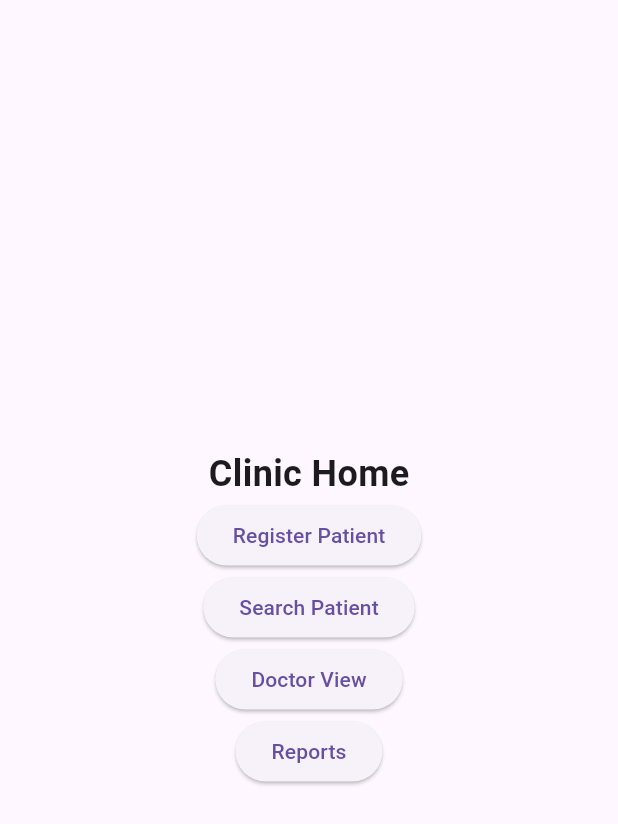
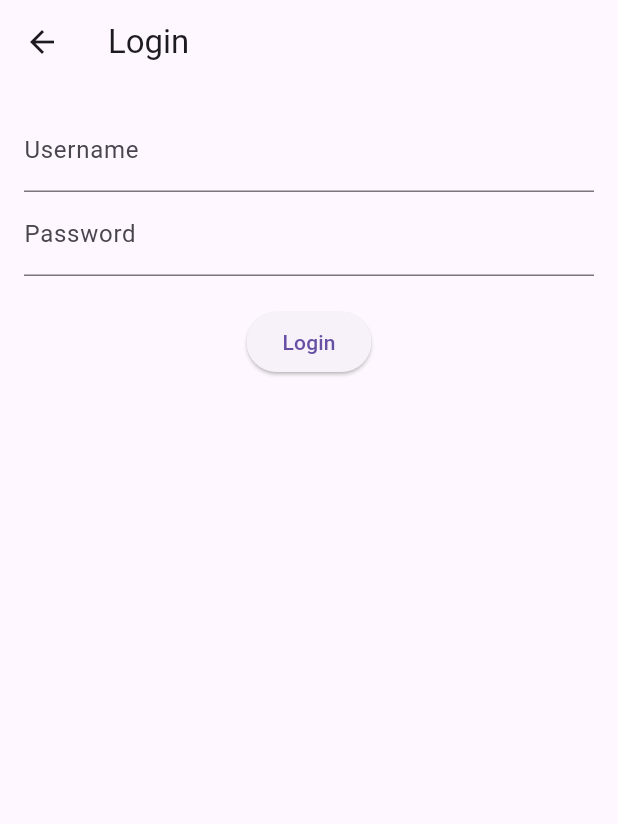
Before and after one commit to varunpnair92/clinic, a Flutter app: the screen it shows after launch, on a phone screen of 412 x 824 dp. Shown: the top 824 px of the screen. Run offline on Flutter 3.47's test engine with Material 3 defaults, Android fonts, the phone set to English and light mode, and no system bars; our stand-ins replace get.

Commit message:
Added login

```diff
--- a/lib/controller.dart
+++ b/lib/controller.dart
@@ -11,6 +11,25 @@ class ApiController extends GetxController {
 
   var searchResults = [].obs;
   var loading = false.obs;
+
+
+  var loggedInUser = {}.obs;
+
+Future<bool> loginUser(String username, String password) async {
+  final response = await http.post(
+    Uri.parse('$baseUrl/login/'),
+    headers: {'Content-Type': 'application/json'},
+    body: jsonEncode({'username': username, 'password': password}),
+  );
+
+  if (response.statusCode == 200) {
+    loggedInUser.value = jsonDecode(response.body);
+    return true;
+  } else {
+    return false;
+  }
+}
+
 
   Future<void> searchPatient(String query) async {
     loading.value = true;
--- /dev/null
+++ b/lib/login.dart
@@ -0,0 +1,60 @@
+import 'package:clinic/controller.dart';
+import 'package:clinic/doctor.dart';
+import 'package:clinic/reception_home.dart';
+import 'package:clinic/register.dart';
+import 'package:flutter/material.dart';
+import 'package:get/get.dart';
+
+class LoginPage extends StatelessWidget {
+  final usernameController = TextEditingController();
+  final passwordController = TextEditingController();
+
+  @override
+  Widget build(BuildContext context) {
+    final api = Get.put(ApiController());
+
+    return Scaffold(
+      appBar: AppBar(title: Text("Login"),
+      leading: IconButton(
+    icon: const Icon(Icons.arrow_back),
+    onPressed: () => Get.back(),
+  ),),
+      body: Padding(
+        padding: const EdgeInsets.all(16),
+        child: Column(
+          children: [
+            TextField(
+              controller: usernameController,
+              decoration: InputDecoration(labelText: "Username"),
+            ),
+            TextField(
+              controller: passwordController,
+              obscureText: true,
+              decoration: InputDecoration(labelText: "Password"),
+            ),
+            SizedBox(height: 20),
+            ElevatedButton(
+              onPressed: () async {
+                final success = await api.loginUser(
+                  usernameController.text,
+                  passwordController.text,
+                );
+
+                if (success) {
+                  if (api.loggedInUser['role'] == 'doctor') {
+                    Get.off(() => const DoctorPage());
+                  } else {
+                    Get.off(() => const ReceptionistHomePage()); // You need to make this
+                  }
+                } else {
+                  Get.snackbar("Error", "Login failed");
+                }
+              },
+              child: Text("Login"),
+            )
+          ],
+        ),
+      ),
+    );
+  }
+}
--- a/lib/main.dart
+++ b/lib/main.dart
@@ -1,5 +1,7 @@
 import 'package:clinic/doctor.dart';
 import 'package:clinic/home_page.dart';
+import 'package:clinic/login.dart';
+import 'package:clinic/reception_home.dart';
 import 'package:clinic/register.dart';
 import 'package:clinic/report.dart';
 import 'package:clinic/search.dart';
@@ -20,7 +22,8 @@ class MyApp extends StatelessWidget {
       theme: ThemeData(primarySwatch: Colors.teal),
       initialRoute: '/',
       getPages: [
-        GetPage(name: '/', page: () => const HomePage()),
+        GetPage(name: '/', page: () =>  LoginPage()),
+        GetPage(name: '/reception', page: () => const ReceptionistHomePage()),
         GetPage(name: '/register', page: () => const RegisterPage()),
         GetPage(name: '/search', page: () => const SearchPage()),
         GetPage(name: '/doctor', page: () => const DoctorPage()),
```
Also changed, not shown: lib/reception_home.dart (added, +31 -0 lines).
